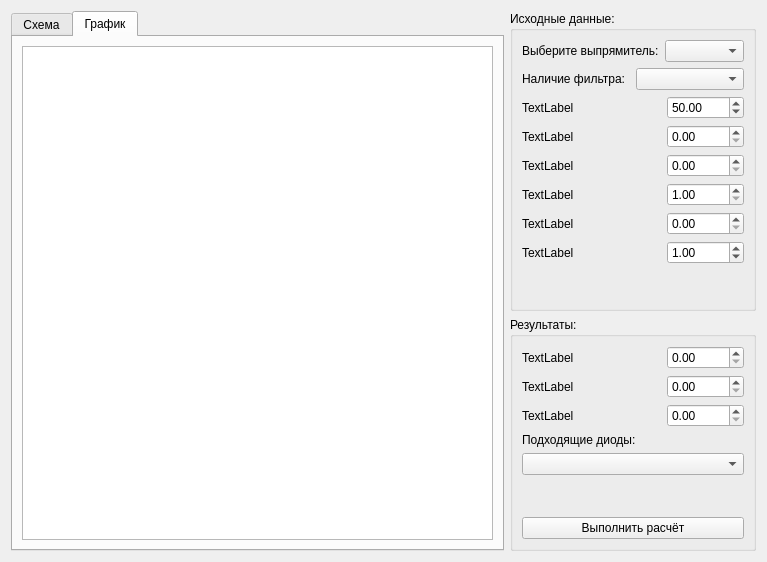
This is PowerSources/Rectifiers/Rectifiers.ui in DKuzSer/Project_For_Rodin as Qt 5 draws it before an edit. The edited form follows.
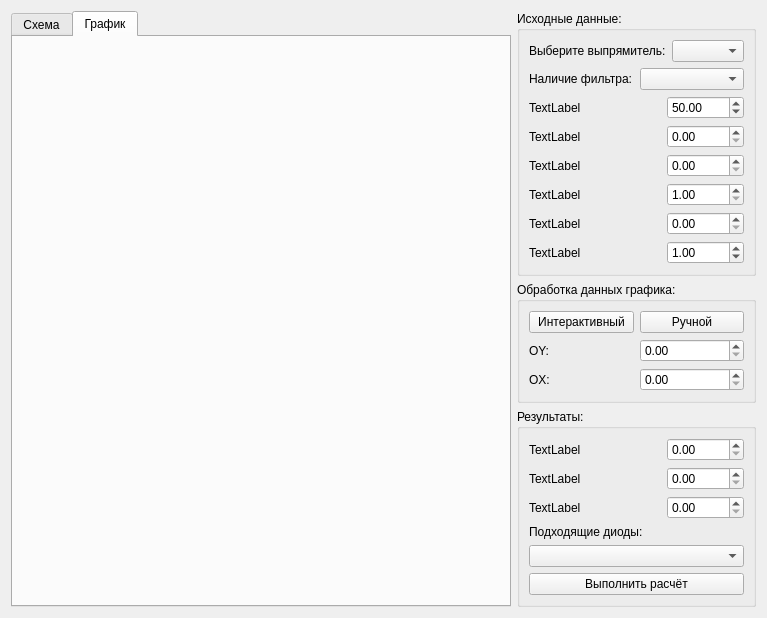
This is the edited form. The open tabs and pages were chosen to show the change. Custom widgets are drawn as their Qt base class.

```diff
--- a/PowerSources/Rectifiers/Rectifiers.ui
+++ b/PowerSources/Rectifiers/Rectifiers.ui
@@ -10,7 +10,7 @@
     <x>0</x>
     <y>0</y>
     <width>767</width>
-    <height>562</height>
+    <height>606</height>
    </rect>
   </property>
   <property name="sizePolicy">
@@ -34,9 +34,9 @@
   <property name="layoutDirection">
    <enum>Qt::LeftToRight</enum>
   </property>
-  <layout class="QGridLayout" name="gridLayout">
+  <layout class="QGridLayout" name="gridLayout_8">
    <item row="0" column="0">
-    <layout class="QHBoxLayout" name="horizontalLayout" stretch="2,1">
+    <layout class="QHBoxLayout" name="horizontalLayout_10" stretch="2,0">
      <item>
       <widget class="QTabWidget" name="TabWidget">
        <property name="currentIndex">
@@ -72,14 +72,14 @@
         </attribute>
         <layout class="QHBoxLayout" name="horizontalLayout_8">
          <item>
-          <widget class="QChartView" name="graphicsView"/>
+          <layout class="QVBoxLayout" name="ChartsLayout"/>
          </item>
         </layout>
        </widget>
       </widget>
      </item>
      <item>
-      <layout class="QVBoxLayout" name="verticalLayout">
+      <layout class="QVBoxLayout" name="verticalLayout_12">
        <item>
         <widget class="QGroupBox" name="GroupBox_InPut">
          <property name="title">
@@ -281,6 +281,69 @@
          </layout>
         </widget>
        </item>
+       <item>
+        <widget class="QGroupBox" name="groupBox">
+         <property name="title">
+          <string>Обработка данных графика:</string>
+         </property>
+         <layout class="QGridLayout" name="gridLayout_7">
+          <item row="0" column="0">
+           <layout class="QGridLayout" name="gridLayout">
+            <item row="0" column="0">
+             <layout class="QHBoxLayout" name="horizontalLayout_9">
+              <item>
+               <widget class="QPushButton" name="PushButton_Interactive">
+                <property name="text">
+                 <string>Интерактивный</string>
+                </property>
+               </widget>
+              </item>
+              <item>
+               <widget class="QPushButton" name="PushButton_Hands">
+                <property name="text">
+                 <string>Ручной</string>
+                </property>
+               </widget>
+              </item>
+             </layout>
+            </item>
+            <item row="1" column="0">
+             <layout class="QHBoxLayout" name="horizontalLayout">
+              <item>
+               <layout class="QVBoxLayout" name="verticalLayout_6">
+                <item>
+                 <widget class="QLabel" name="label_3">
+                  <property name="text">
+                   <string>OY:</string>
+                  </property>
+                 </widget>
+                </item>
+                <item>
+                 <widget class="QLabel" name="label_4">
+                  <property name="text">
+                   <string>OX:</string>
+                  </property>
+                 </widget>
+                </item>
+               </layout>
+              </item>
+              <item>
+               <layout class="QVBoxLayout" name="verticalLayout">
+                <item>
+                 <widget class="QDoubleSpinBox" name="DoubleSpinBoxOY"/>
+                </item>
+                <item>
+                 <widget class="QDoubleSpinBox" name="DoubleSpinBoxOX"/>
+                </item>
+               </layout>
+              </item>
+             </layout>
+            </item>
+           </layout>
+          </item>
+         </layout>
+        </widget>
+       </item>
        <item>
         <widget class="QGroupBox" name="GroupBox_OutPut">
          <property name="title">
@@ -393,13 +456,6 @@
    </item>
   </layout>
  </widget>
- <customwidgets>
-  <customwidget>
-   <class>QChartView</class>
-   <extends>QGraphicsView</extends>
-   <header>qchartview.h</header>
-  </customwidget>
- </customwidgets>
  <resources/>
  <connections/>
 </ui>
```
Left out of the diff: 86 changed lines with no effect on the pictures.
